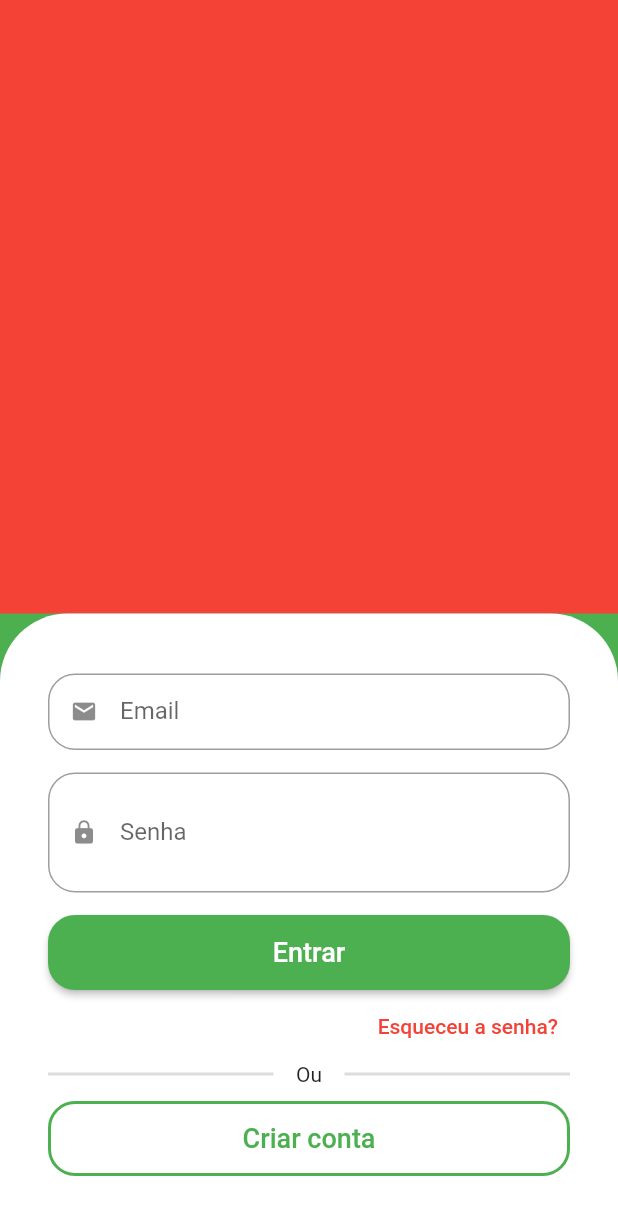
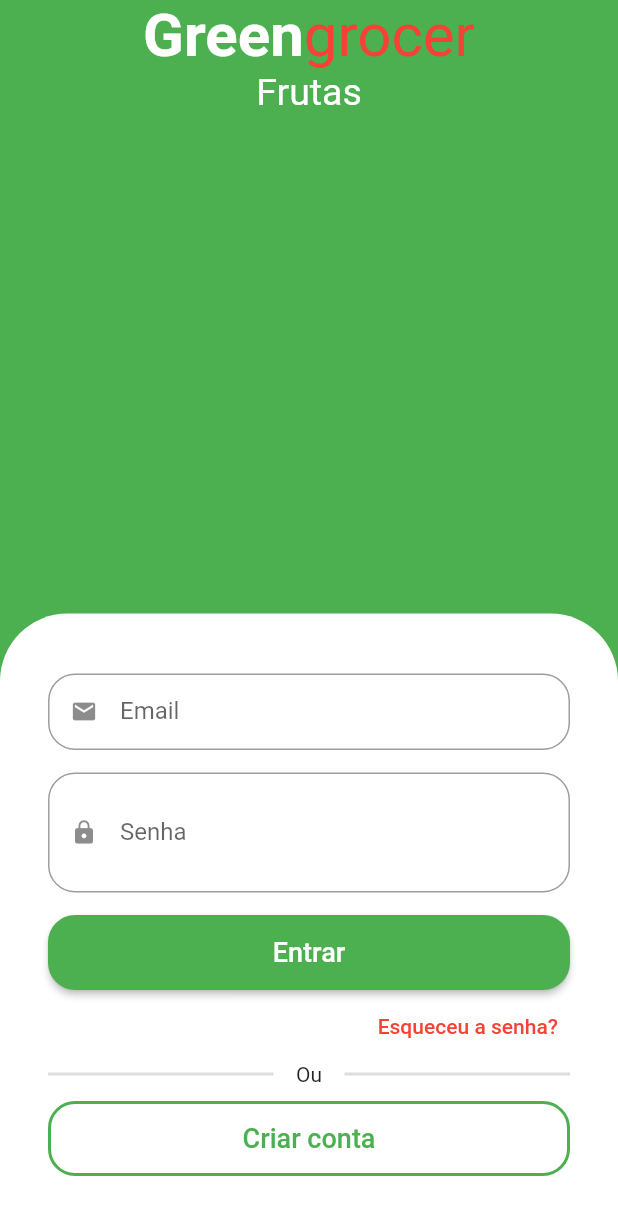
Before and after one commit to hhesedh/greengrocer, a Flutter app: the screen it shows after launch, on a phone screen of 412 x 824 dp. Shown: the top 1215 px of the screen. Run offline on Flutter 3.47's test engine with Material 2 defaults, Android fonts, the phone set to English and light mode, and no system bars; drawn by our look-alikes of animated_text_kit.

Commit message:
implementação do animatedRichText

```diff
--- a/lib/src/auth/sign_in_scren.dart
+++ b/lib/src/auth/sign_in_scren.dart
@@ -1,3 +1,4 @@
+import 'package:animated_text_kit/animated_text_kit.dart';
 import 'package:flutter/material.dart';
 
 import 'components/custom_text_field.dart';
@@ -12,11 +13,58 @@ class SignInScreen extends StatelessWidget {
       body: Column(
         children: [
           Expanded(
-            child: Container(
-              height: 50,
-              color: Colors.red,
+            child: Column(
+              children: [
+                // Nome do app
+                const Text.rich(
+                  TextSpan(
+                    style: TextStyle(
+                      fontSize: 40,
+                    ),
+                    children: [
+                      TextSpan(
+                        text: 'Green',
+                        style: TextStyle(
+                          color: Colors.white,
+                          fontWeight: FontWeight.bold,
+                        ),
+                      ),
+                      TextSpan(
+                        text: 'grocer',
+                        style: TextStyle(
+                          color: Colors.red,
+                          //fontWeight: FontWeight.bold,
+                        ),
+                      ),
+                    ],
+                  ),
+                ),
+                // Categorias
+                SizedBox(
+                  height: 30,
+                  child: DefaultTextStyle(
+                    style: const TextStyle(
+                      fontSize: 25,
+                    ),
+                    child: AnimatedTextKit(
+                      pause: Duration.zero,
+                      repeatForever: true,
+                      animatedTexts: [
+                        FadeAnimatedText('Frutas'),
+                        FadeAnimatedText('Verduras'),
+                        FadeAnimatedText('Legumes'),
+                        FadeAnimatedText('Carnes'),
+                        FadeAnimatedText('Cereais'),
+                        FadeAnimatedText('Laticíneos'),
+                      ],
+                    ),
+                  ),
+                ),
+              ],
             ),
           ),
+
+          // Formulário
           Container(
             padding: const EdgeInsets.symmetric(
               horizontal: 32,
--- a/pubspec.yaml
+++ b/pubspec.yaml
@@ -36,6 +36,7 @@ dependencies:
   # The following adds the Cupertino Icons font to your application.
   # Use with the CupertinoIcons class for iOS style icons.
   cupertino_icons: ^1.0.2
+  animated_text_kit: ^4.2.2
 
 dev_dependencies:
   flutter_test:
```
Also changed, not shown: pubspec.lock.
